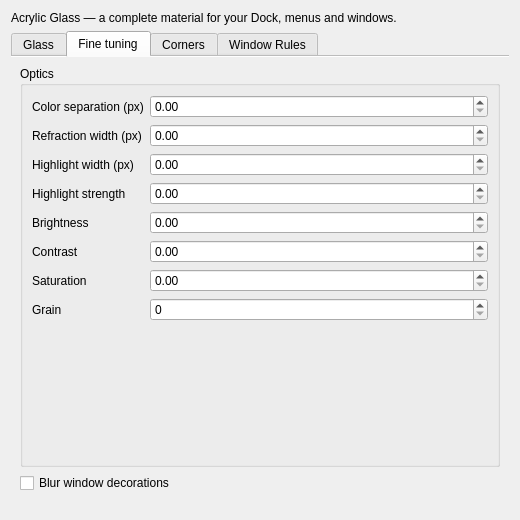
The window that src/offline/kwin-effects/acrylic-glass/src/kcm/config.ui (AshesTom/AquaDesktop) describes before a commit, drawn with Qt 5.
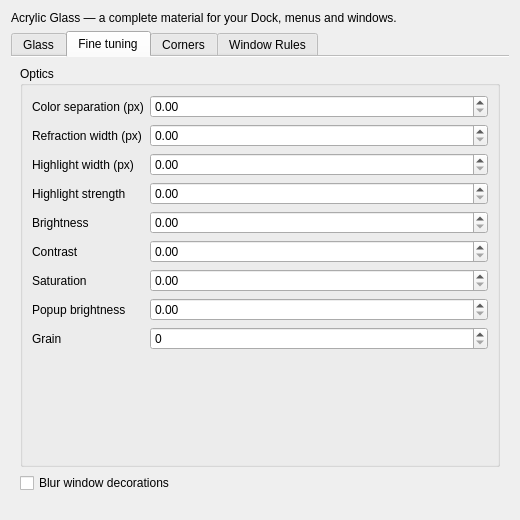
The same window after the commit. The open tabs and pages were chosen to show the change. Custom widgets are drawn as their Qt base class.

What changed in the file:
```diff
--- a/src/offline/kwin-effects/acrylic-glass/src/kcm/config.ui
+++ b/src/offline/kwin-effects/acrylic-glass/src/kcm/config.ui
@@ -444,6 +444,29 @@
            </widget>
           </item>
           <item row="7" column="0">
+           <widget class="QLabel" name="labelPopupBrightness">
+            <property name="text">
+             <string>Popup brightness</string>
+            </property>
+            <property name="buddy">
+             <cstring>kcfg_PopupBrightness</cstring>
+            </property>
+           </widget>
+          </item>
+          <item row="7" column="1">
+           <widget class="QDoubleSpinBox" name="kcfg_PopupBrightness">
+            <property name="maximum">
+             <double>2</double>
+            </property>
+            <property name="singleStep">
+             <double>0.05</double>
+            </property>
+            <property name="decimals">
+             <number>2</number>
+            </property>
+           </widget>
+          </item>
+          <item row="8" column="0">
            <widget class="QLabel" name="labelNoiseStrength">
             <property name="text">
              <string>Grain</string>
@@ -453,7 +476,7 @@
             </property>
            </widget>
           </item>
-          <item row="7" column="1">
+          <item row="8" column="1">
            <widget class="QSpinBox" name="kcfg_NoiseStrength">
             <property name="maximum">
              <number>64</number>
```
Left out of the diff: 4 changed lines with no effect on the pictures.
